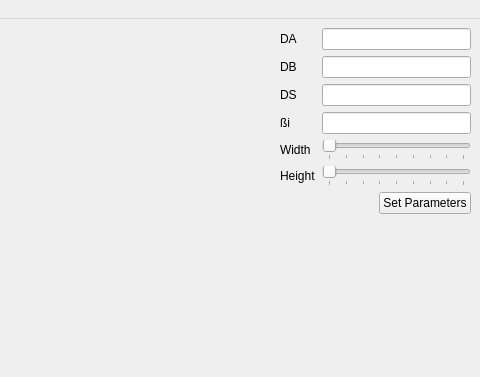
First picture: the form in MainWindow.ui, repository thomasdeniau/pyfauxfur, before the edit; both pictures show x 135 to 615 and y 0 to 377 of the 615 by 476 pixel window.
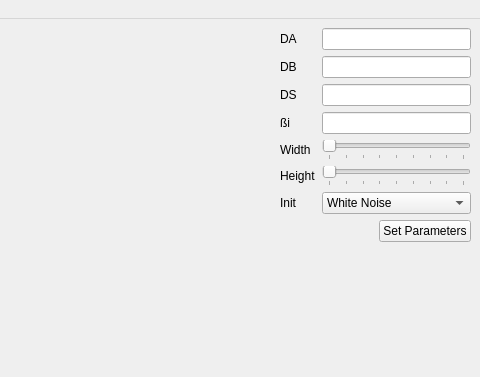
Second picture: the form after the edit. Custom widgets are drawn as their Qt base class.

Commit message: Add a combo box to choose the generator

```diff
--- a/MainWindow.ui
+++ b/MainWindow.ui
@@ -155,6 +155,27 @@
           </property>
          </widget>
         </item>
+        <item row="6" column="0" >
+         <widget class="QLabel" name="label" >
+          <property name="text" >
+           <string>Init</string>
+          </property>
+         </widget>
+        </item>
+        <item row="6" column="1" >
+         <widget class="QComboBox" name="initComboBox" >
+          <item>
+           <property name="text" >
+            <string>White Noise</string>
+           </property>
+          </item>
+          <item>
+           <property name="text" >
+            <string>Pigment Stripe</string>
+           </property>
+          </item>
+         </widget>
+        </item>
        </layout>
       </item>
       <item>
```
The commit also changes 1 other file.
